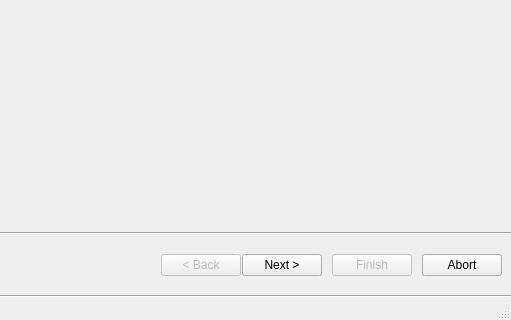
Old version of the form src/tools/vrcw/vrconfwizard.ui in the repository hlrs-vis/covise; both pictures show x 589 to 1100 and y 480 to 800 of the 1100 by 800 pixel window.
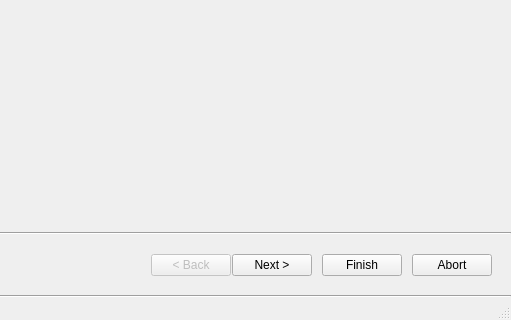
New version of the form.

Commit message: show only one of the buttons finish or abort

The edit to the form file:
```diff
--- a/src/tools/vrcw/vrconfwizard.ui
+++ b/src/tools/vrcw/vrconfwizard.ui
@@ -236,9 +236,6 @@
          </item>
          <item>
           <widget class="QPushButton" name="finishButton">
-           <property name="enabled">
-            <bool>false</bool>
-           </property>
            <property name="sizePolicy">
             <sizepolicy hsizetype="Fixed" vsizetype="Fixed">
              <horstretch>0</horstretch>
@@ -263,6 +260,22 @@
            </property>
           </widget>
          </item>
+         <item>
+          <spacer name="buttonHSpacer">
+           <property name="orientation">
+            <enum>Qt::Horizontal</enum>
+           </property>
+           <property name="sizeType">
+            <enum>QSizePolicy::Fixed</enum>
+           </property>
+           <property name="sizeHint" stdset="0">
+            <size>
+             <width>10</width>
+             <height>20</height>
+            </size>
+           </property>
+          </spacer>
+         </item>
         </layout>
        </item>
       </layout>
```
Left out of the diff: 3 changed lines with no effect on the pictures. The commit also changes 1 other file.
